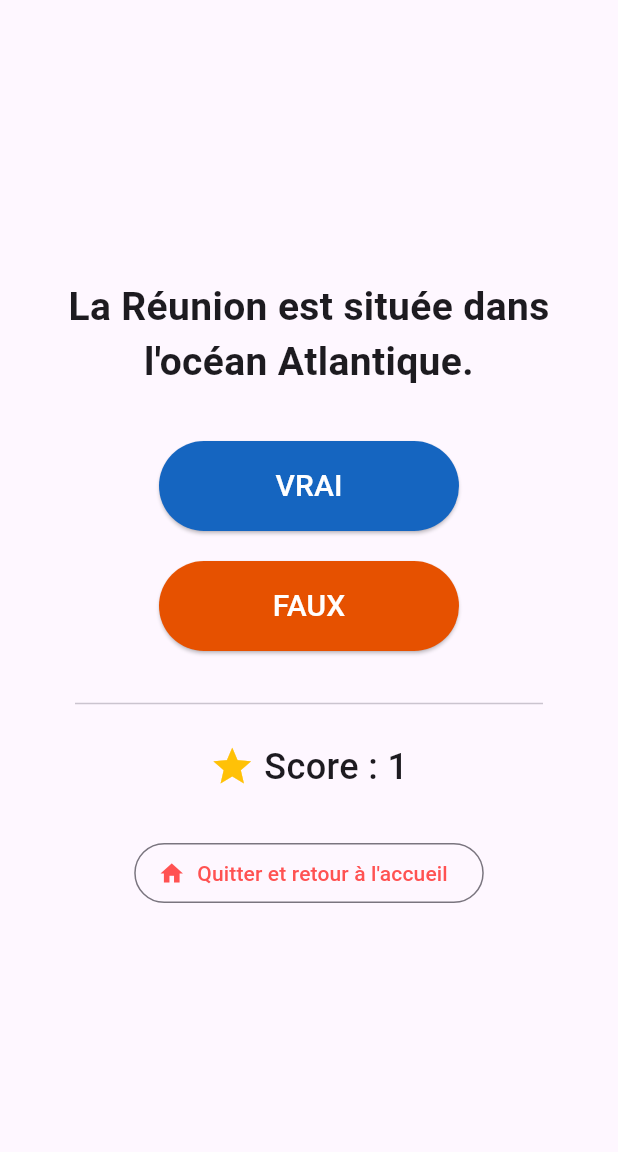
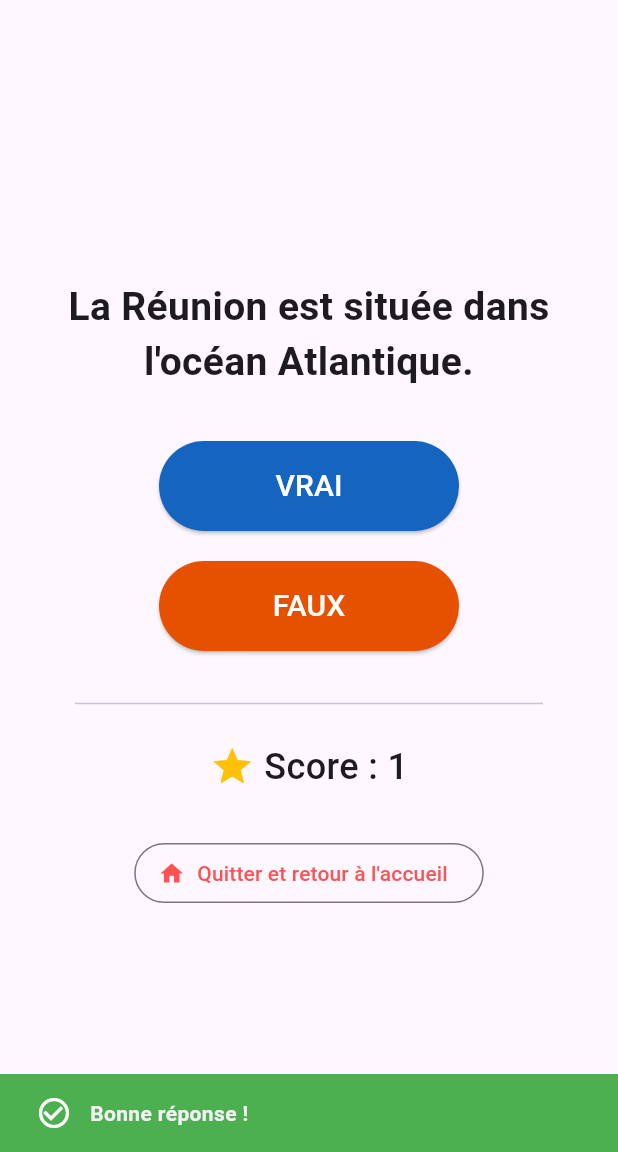
Before and after one commit to SylvieHoareau/rougail-quizz, a Flutter app: the EcranQuizz screen opened directly, after a tap on "VRAI", on a phone screen of 412 x 824 dp, the part 84-1236 px from its top. Run offline on Flutter 3.47's test engine with Material 3 defaults, Android fonts, the phone set to English and light mode, and no system bars.

Commit message:
feat: amélioration de l'UI de la SnackBar

```diff
--- a/rougail_quizz/lib/main.dart
+++ b/rougail_quizz/lib/main.dart
@@ -134,14 +134,29 @@ class _EcranQuizzState extends State<EcranQuizz> {
     // Par exemple, si la bonne réponse est "true" :
     bool bonneReponse = listeDeQuestions[indexQuestion].reponse; // Remplacez par la logique réelle
 
+    // On détermine si la réponse est correcte pour le feedback visuel
+    bool estCorrect = choixUtilisateur == bonneReponse;
+
     // Création du feedback visuel
     final snackBar = SnackBar(
-      content: Text(
-        choixUtilisateur == bonneReponse ? "Bravo ! 🎉" : "Dommage... 😕",
-        style: const TextStyle(fontSize: 18),
-      ),
       backgroundColor: choixUtilisateur == bonneReponse ? Colors.green : Colors.red,
-      duration: const Duration(milliseconds: 500), // Très court pour ne pas ralentir le jeu
+      content: Row(
+        children: [
+          Icon(
+            estCorrect ? Icons.check_circle_outline : Icons.error_outline,
+            color: Colors.white,
+            semanticLabel: estCorrect ? "Succès" : "Erreur", // Important pour l'accessibilité
+          ),
+          const SizedBox(width: 12),
+            Expanded(
+              child: Text(
+                estCorrect ? "Bonne réponse !" : "Mauvaise réponse...",
+                style: const TextStyle(fontWeight: FontWeight.bold),
+              ),
+            ),
+          ],
+        ),
+        duration: const Duration(seconds: 2), // Laisse assez de temps pour la
     );
 
     // On affiche la barre
@@ -227,6 +242,7 @@ class _EcranQuizzState extends State<EcranQuizz> {
               ),
             ),
 
+            // Un peu d'espace entre les boutons
             Padding(
               padding: const EdgeInsets.symmetric(vertical: 10),
               child: SizedBox(
```
